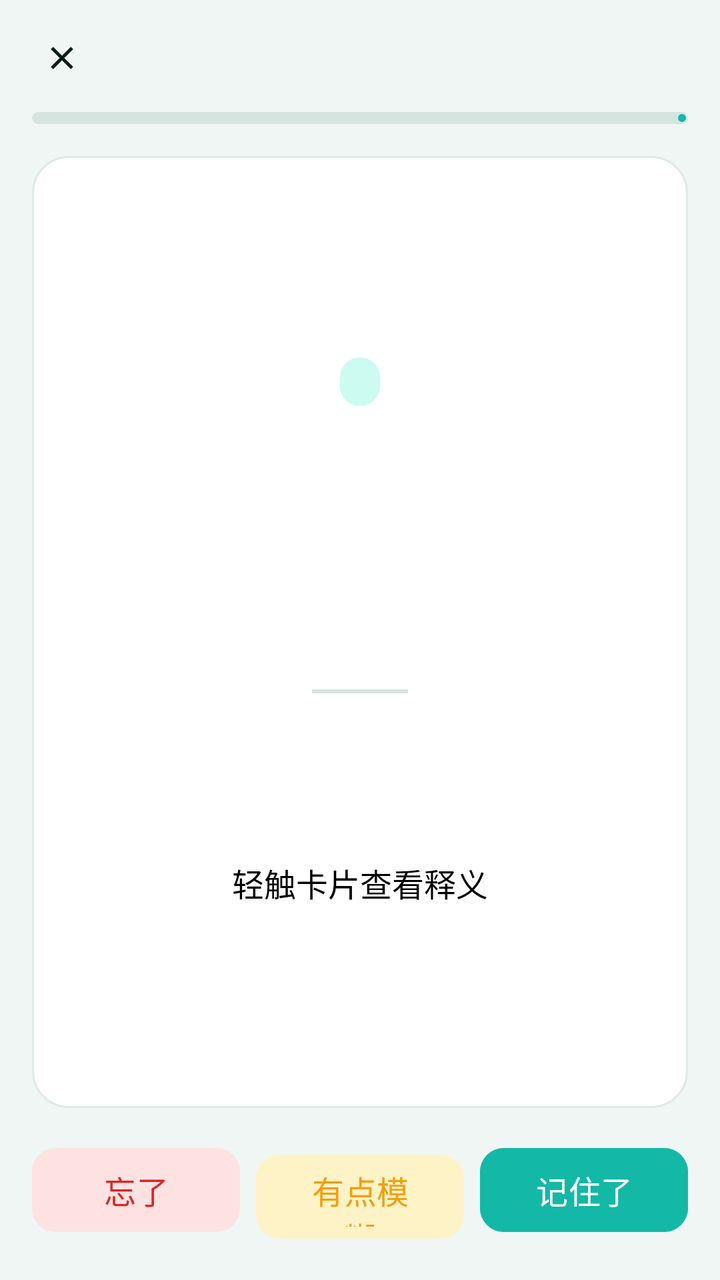
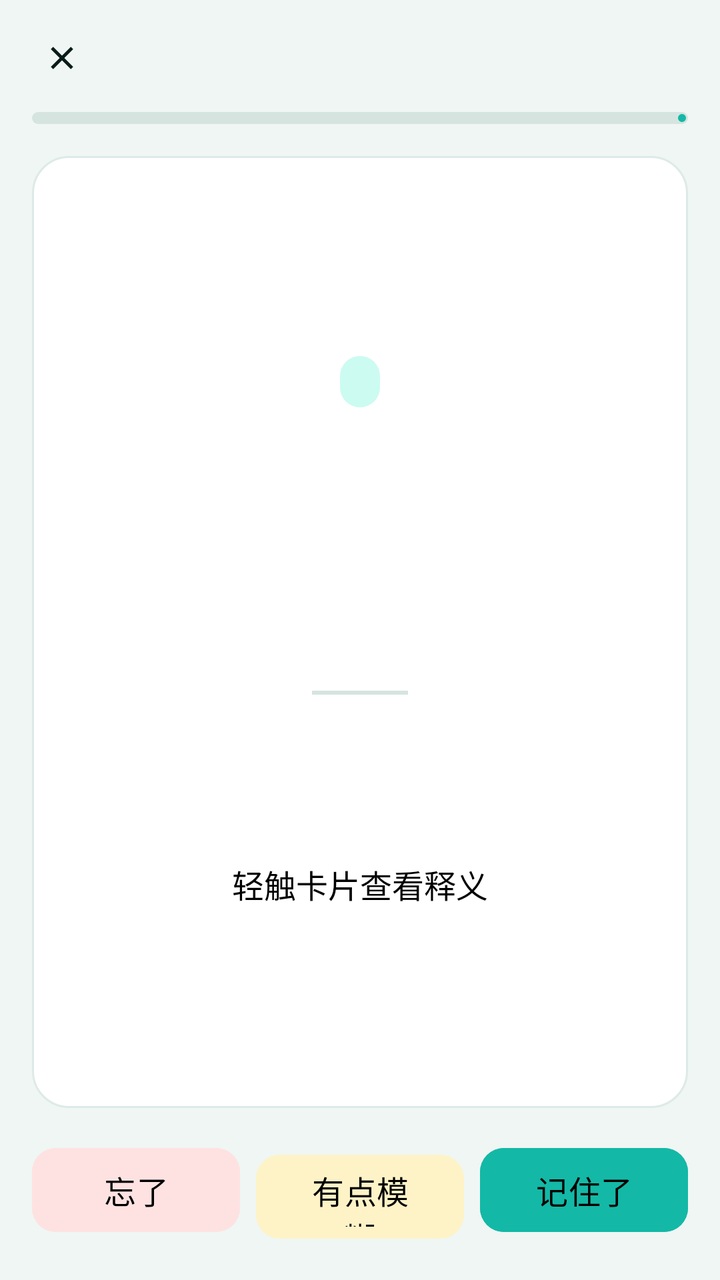

Screens rendered from an Android XML layout before and after an edit, with the pre-edit source and the edit as a unified diff.
<!-- AndroidManifest.xml: application theme Theme.Dancijiyi -->
<!-- res/layout/activity_study.xml -->
<?xml version="1.0" encoding="utf-8"?>
<LinearLayout xmlns:android="http://schemas.android.com/apk/res/android"
    xmlns:app="http://schemas.android.com/apk/res-auto"
    android:layout_width="match_parent"
    android:layout_height="match_parent"
    android:background="@color/bg"
    android:orientation="vertical">

    <LinearLayout
        android:layout_width="match_parent"
        android:layout_height="wrap_content"
        android:gravity="center_vertical"
        android:orientation="horizontal"
        android:paddingLeft="16dp"
        android:paddingTop="14dp"
        android:paddingRight="16dp">

        <ImageView
            android:id="@+id/btnClose"
            android:layout_width="30dp"
            android:layout_height="30dp"
            android:contentDescription="关闭"
            android:padding="5dp"
            android:src="@drawable/ic_close"
            app:tint="@color/text_primary" />

        <TextView
            android:id="@+id/tvCounter"
            android:layout_width="0dp"
            android:layout_height="wrap_content"
            android:layout_weight="1"
            android:gravity="center"
            android:textColor="@color/text_black"
            android:textSize="18sp"
            android:textStyle="bold" />

        <TextView
            android:id="@+id/tvLiveAccuracy"
            android:layout_width="wrap_content"
            android:layout_height="wrap_content"
            android:textColor="@color/text_black"
            android:textSize="16sp" />
    </LinearLayout>

    <com.google.android.material.progressindicator.LinearProgressIndicator
        android:id="@+id/progressStudy"
        android:layout_width="match_parent"
        android:layout_height="wrap_content"
        android:layout_marginLeft="16dp"
        android:layout_marginTop="12dp"
        android:layout_marginRight="16dp"
        app:indicatorColor="@color/brand_mid"
        app:trackColor="@color/divider"
        app:trackCornerRadius="3dp"
        app:trackThickness="6dp" />

    <LinearLayout
        android:id="@+id/cardWord"
        android:layout_width="match_parent"
        android:layout_height="0dp"
        android:layout_weight="1"
        android:layout_margin="16dp"
        android:background="@drawable/bg_card"
        android:clickable="true"
        android:focusable="true"
        android:gravity="center"
        android:orientation="vertical"
        android:padding="24dp">

        <TextView
            android:id="@+id/tvStagePill"
            android:layout_width="wrap_content"
            android:layout_height="wrap_content"
            android:background="@drawable/bg_pill_primary"
            android:paddingLeft="10dp"
            android:paddingTop="4dp"
            android:paddingRight="10dp"
            android:paddingBottom="4dp"
            android:textColor="@color/brand_dark"
            android:textSize="12sp" />

        <TextView
            android:id="@+id/tvWord"
            android:layout_width="match_parent"
            android:layout_height="wrap_content"
            android:layout_marginTop="18dp"
            android:gravity="center"
            android:textColor="@color/text_black"
            android:textSize="48sp"
            android:textStyle="bold" />

        <TextView
            android:id="@+id/tvPhonetic"
            android:layout_width="match_parent"
            android:layout_height="wrap_content"
            android:layout_marginTop="8dp"
            android:gravity="center"
            android:textColor="@color/text_black"
            android:textSize="22sp" />

        <View
            android:layout_width="48dp"
            android:layout_height="2dp"
            android:layout_marginTop="22dp"
            android:background="@color/divider" />

        <TextView
            android:id="@+id/tvMeaning"
            android:layout_width="match_parent"
            android:layout_height="wrap_content"
            android:layout_marginTop="22dp"
            android:gravity="center"
            android:textColor="@color/text_black"
            android:textSize="26sp" />

        <TextView
            android:id="@+id/tvExample"
            android:layout_width="match_parent"
            android:layout_height="wrap_content"
            android:layout_marginTop="10dp"
            android:gravity="center"
            android:textColor="@color/text_black"
            android:textSize="17sp"
            android:visibility="gone" />

        <TextView
            android:id="@+id/tvTapHint"
            android:layout_width="wrap_content"
            android:layout_height="wrap_content"
            android:layout_marginTop="26dp"
            android:text="轻触卡片查看释义"
            android:textColor="@color/text_black"
            android:textSize="16sp" />
    </LinearLayout>

    <LinearLayout
        android:layout_width="match_parent"
        android:layout_height="wrap_content"
        android:orientation="horizontal"
        android:paddingLeft="16dp"
        android:paddingRight="16dp"
        android:paddingBottom="20dp">

        <com.google.android.material.button.MaterialButton
            android:id="@+id/btnForgot"
            android:layout_width="0dp"
            android:layout_height="50dp"
            android:layout_weight="1"
            android:backgroundTint="@color/danger_light"
            android:text="忘了"
            android:textColor="@color/danger"
            android:textSize="16sp"
            app:cornerRadius="12dp" />

        <com.google.android.material.button.MaterialButton
            android:id="@+id/btnVague"
            android:layout_width="0dp"
            android:layout_height="50dp"
            android:layout_marginStart="8dp"
            android:layout_weight="1"
            android:backgroundTint="@color/warning_light"
            android:text="有点模糊"
            android:textColor="@color/warning"
            android:textSize="16sp"
            app:cornerRadius="12dp" />

        <com.google.android.material.button.MaterialButton
            android:id="@+id/btnKnown"
            android:layout_width="0dp"
            android:layout_height="50dp"
            android:layout_marginStart="8dp"
            android:layout_weight="1"
            android:backgroundTint="@color/brand_mid"
            android:text="记住了"
            android:textColor="@color/white"
            android:textSize="16sp"
            app:cornerRadius="12dp" />
    </LinearLayout>
</LinearLayout>
<!-- resources referenced by this layout -->
<resources>
  <color name="bg">#EFF6F4</color>
  <color name="brand_dark">#0B4F4A</color>
  <color name="brand_mid">#14B8A6</color>
  <color name="danger">#DC2626</color>
  <color name="danger_light">#FEE2E2</color>
  <color name="divider">#D6E4E0</color>
  <color name="text_black">#FF000000</color>
  <color name="text_primary">#0A1C18</color>
  <color name="warning">#F59E0B</color>
  <color name="warning_light">#FEF3C7</color>
  <color name="white">#FFFFFFFF</color>
  <!-- drawable bg_card (drawable) -->
  <?xml version="1.0" encoding="utf-8"?>
  <shape xmlns:android="http://schemas.android.com/apk/res/android"
      android:shape="rectangle">
      <solid android:color="@color/surface" />
      <corners android:radius="18dp" />
      <stroke android:width="1dp" android:color="@color/card_stroke" />
  </shape>
  <!-- drawable bg_pill_primary (drawable) -->
  <?xml version="1.0" encoding="utf-8"?>
  <shape xmlns:android="http://schemas.android.com/apk/res/android"
      android:shape="rectangle">
      <solid android:color="@color/brand_light" />
      <corners android:radius="10dp" />
  </shape>
  <!-- drawable ic_close (drawable) -->
  <?xml version="1.0" encoding="utf-8"?>
  <vector xmlns:android="http://schemas.android.com/apk/res/android"
      android:width="24dp"
      android:height="24dp"
      android:viewportWidth="24"
      android:viewportHeight="24">
      <path
          android:strokeColor="#FF000000"
          android:strokeWidth="2"
          android:pathData="M6,6L18,18" />
      <path
          android:strokeColor="#FF000000"
          android:strokeWidth="2"
          android:pathData="M18,6L6,18" />
  </vector>
  <style name="Theme.Dancijiyi" parent="Base.Theme.Dancijiyi" />
  <color name="surface">#FFFFFFFF</color>
  <color name="card_stroke">#DEEAE7</color>
  <color name="brand_light">#CCFBF1</color>
  <style name="Base.Theme.Dancijiyi" parent="Theme.Material3.Light.NoActionBar">
          <item name="colorPrimary">@color/brand</item>
          <item name="colorOnPrimary">@color/white</item>
          <item name="colorPrimaryContainer">@color/brand_light</item>
          <item name="colorOnPrimaryContainer">@color/brand_dark</item>
          <item name="colorSecondary">@color/accent</item>
          <item name="colorOnSecondary">@color/white</item>
          <item name="colorSurface">@color/surface</item>
          <item name="android:colorBackground">@color/bg</item>
          <item name="colorOnSurface">@color/text_primary</item>
          <item name="colorOnSurfaceVariant">@color/text_secondary</item>
          <item name="android:textColorPrimary">@color/text_primary</item>
          <item name="android:textColorSecondary">@color/text_secondary</item>
          <item name="android:statusBarColor">@android:color/transparent</item>
          <item name="android:navigationBarColor">@android:color/transparent</item>
          <item name="android:windowLightStatusBar">true</item>
          <item name="android:windowLightNavigationBar">true</item>
      </style>
  <color name="brand">#0F766E</color>
  <color name="accent">#F59E0B</color>
  <color name="text_secondary">#3F5954</color>
</resources>

<!-- the commit's change to res/layout/activity_study.xml (unified diff, before → after) -->
@@ -76,8 +76,8 @@
             android:paddingTop="4dp"
             android:paddingRight="10dp"
             android:paddingBottom="4dp"
-            android:textColor="@color/brand_dark"
-            android:textSize="12sp" />
+            android:textColor="@color/text_black"
+            android:textSize="13sp" />
 
         <TextView
             android:id="@+id/tvWord"
@@ -148,7 +148,7 @@
             android:layout_weight="1"
             android:backgroundTint="@color/danger_light"
             android:text="忘了"
-            android:textColor="@color/danger"
+            android:textColor="@color/text_black"
             android:textSize="16sp"
             app:cornerRadius="12dp" />
 
@@ -160,7 +160,7 @@
             android:layout_weight="1"
             android:backgroundTint="@color/warning_light"
             android:text="有点模糊"
-            android:textColor="@color/warning"
+            android:textColor="@color/text_black"
             android:textSize="16sp"
             app:cornerRadius="12dp" />
 
@@ -172,7 +172,7 @@
             android:layout_weight="1"
             android:backgroundTint="@color/brand_mid"
             android:text="记住了"
-            android:textColor="@color/white"
+            android:textColor="@color/text_black"
             android:textSize="16sp"
             app:cornerRadius="12dp" />
     </LinearLayout>
<!-- resource entries referenced after the edit -->
@@ -3,12 +3,10 @@
   <color name="bg">#EFF6F4</color>
   <color name="brand_dark">#0B4F4A</color>
   <color name="brand_mid">#14B8A6</color>
-  <color name="danger">#DC2626</color>
   <color name="danger_light">#FEE2E2</color>
   <color name="divider">#D6E4E0</color>
   <color name="text_black">#FF000000</color>
   <color name="text_primary">#0A1C18</color>
-  <color name="warning">#F59E0B</color>
   <color name="warning_light">#FEF3C7</color>
   <color name="white">#FFFFFFFF</color>
   <!-- drawable bg_card (drawable) -->
